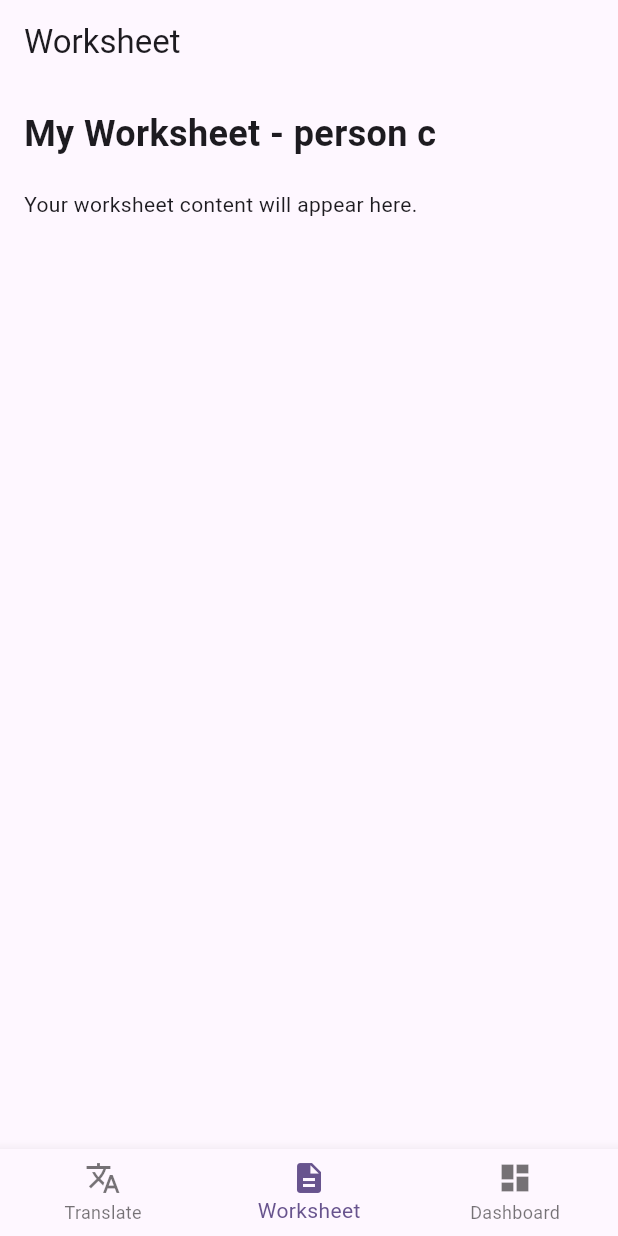
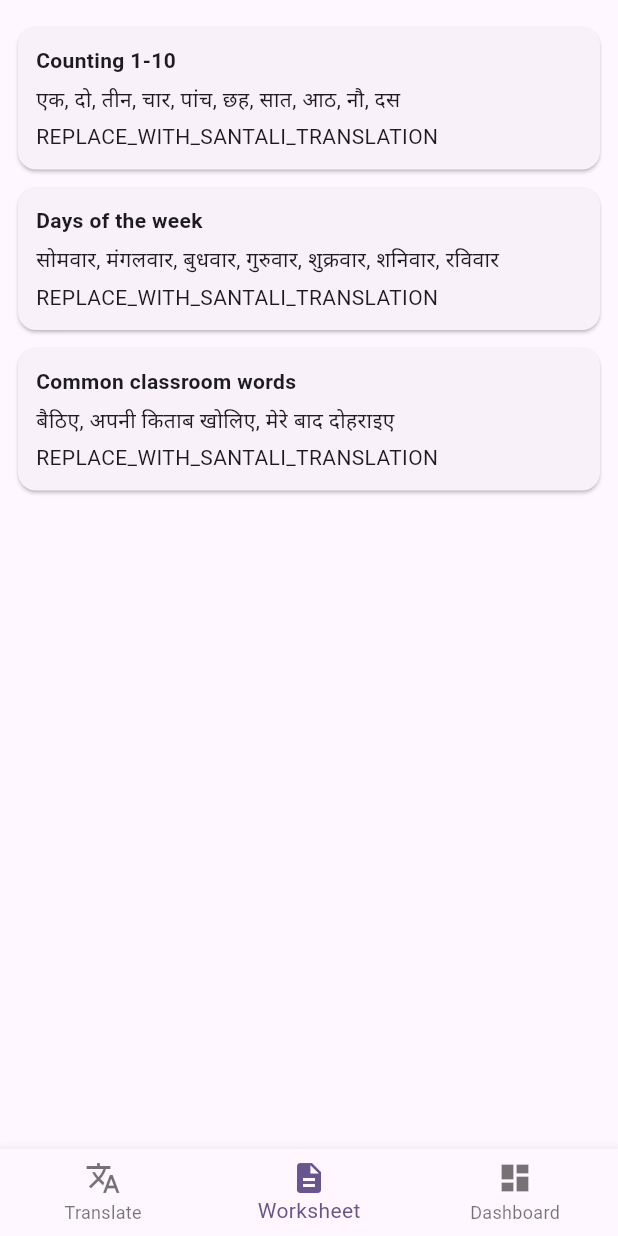
Before and after one commit to priyanshiy1312-ui/tribal_edu_app, a Flutter app: the screen it shows after launch, item 2 of the bottom bar chosen, on a phone screen of 412 x 824 dp. Run offline on Flutter 3.47's test engine with Material 3 defaults, Android fonts, the light colour scheme and no system bars; our stand-ins replace audioplayers, csv, permission_handler, sqflite; missing offline and left inert: flutter_whisper_ggml, record, string_similarity; accounts and stored records are empty.

Commit message:
Initial commit

```diff
--- /dev/null
+++ b/assets/data/worksheet_items.json
@@ -0,0 +1,20 @@
+[
+  {
+    "id": "w1",
+    "topic": "Counting 1-10",
+    "hindi_text": "एक, दो, तीन, चार, पांच, छह, सात, आठ, नौ, दस",
+    "santali_text": "REPLACE_WITH_SANTALI_TRANSLATION"
+  },
+  {
+    "id": "w2",
+    "topic": "Days of the week",
+    "hindi_text": "सोमवार, मंगलवार, बुधवार, गुरुवार, शुक्रवार, शनिवार, रविवार",
+    "santali_text": "REPLACE_WITH_SANTALI_TRANSLATION"
+  },
+  {
+    "id": "w3",
+    "topic": "Common classroom words",
+    "hindi_text": "बैठिए, अपनी किताब खोलिए, मेरे बाद दोहराइए",
+    "santali_text": "REPLACE_WITH_SANTALI_TRANSLATION"
+  }
+]
--- a/lib/models/worksheet_item.dart
+++ b/lib/models/worksheet_item.dart
@@ -0,0 +1,22 @@
+class WorksheetItem {
+  final String id;
+  final String topic;
+  final String hindiText;
+  final String santaliText;
+
+  WorksheetItem({
+    required this.id,
+    required this.topic,
+    required this.hindiText,
+    required this.santaliText,
+  });
+
+  factory WorksheetItem.fromJson(Map<String, dynamic> json) {
+    return WorksheetItem(
+      id: json['id'] as String,
+      topic: json['topic'] as String,
+      hindiText: json['hindi_text'] as String,
+      santaliText: json['santali_text'] as String,
+    );
+  }
+}
--- a/lib/screens/worksheet_screen.dart
+++ b/lib/screens/worksheet_screen.dart
@@ -1,29 +1,65 @@
+import 'dart:convert';
 import 'package:flutter/material.dart';
+import 'package:flutter/services.dart' show rootBundle;
+import '../models/worksheet_item.dart';
 
-class WorksheetScreen extends StatelessWidget {
+class WorksheetScreen extends StatefulWidget {
   const WorksheetScreen({super.key});
 
   @override
+  State<WorksheetScreen> createState() => _WorksheetScreenState();
+}
+
+class _WorksheetScreenState extends State<WorksheetScreen> {
+  List<WorksheetItem> _items = [];
+  bool _loading = true;
+
+  @override
+  void initState() {
+    super.initState();
+    _loadItems();
+  }
+
+  Future<void> _loadItems() async {
+    final raw = await rootBundle.loadString('assets/data/worksheet_items.json');
+    final List<dynamic> data = jsonDecode(raw);
+    setState(() {
+      _items = data.map((e) => WorksheetItem.fromJson(e)).toList();
+      _loading = false;
+    });
+  }
+
+  @override
   Widget build(BuildContext context) {
-    return Scaffold(
-      appBar: AppBar(title: const Text('Worksheet')),
-      body: const Padding(
-        padding: EdgeInsets.all(16.0),
-        child: Column(
-          crossAxisAlignment: CrossAxisAlignment.start,
-          children: [
-            Text(
-              'My Worksheet - person c',
-              style: TextStyle(
-                fontSize: 24,
-                fontWeight: FontWeight.bold,
-              ),
+    if (_loading) {
+      return const Center(child: CircularProgressIndicator());
+    }
+    if (_items.isEmpty) {
+      return const Center(child: Text('No worksheet items found.'));
+    }
+    return ListView.builder(
+      padding: const EdgeInsets.all(12),
+      itemCount: _items.length,
+      itemBuilder: (context, index) {
+        final item = _items[index];
+        return Card(
+          margin: const EdgeInsets.symmetric(vertical: 6),
+          child: Padding(
+            padding: const EdgeInsets.all(12),
+            child: Column(
+              crossAxisAlignment: CrossAxisAlignment.start,
+              children: [
+                Text(item.topic,
+                    style: const TextStyle(fontWeight: FontWeight.bold)),
+                const SizedBox(height: 6),
+                Text(item.hindiText),
+                const SizedBox(height: 4),
+                Text(item.santaliText),
+              ],
             ),
-            SizedBox(height: 20),
-            Text('Your worksheet content will appear here.'),
-          ],
-        ),
-      ),
+          ),
+        );
+      },
     );
   }
 }
--- a/pubspec.yaml
+++ b/pubspec.yaml
@@ -72,7 +72,7 @@ flutter:
   #   - images/a_dot_burr.jpeg
   #   - images/a_dot_ham.jpeg
   assets:
-    - assets/data/phrases.csv
+    - assets/data/worksheet_items.json
 
   # An image asset can refer to one or more resolution-specific "variants", see
   # https://flutter.dev/to/resolution-aware-images
```
Also changed, not shown: lib/models/log_entry.dart (+31 -0 lines), lib/screens/dashboard_screen.dart (+49 -4 lines).
